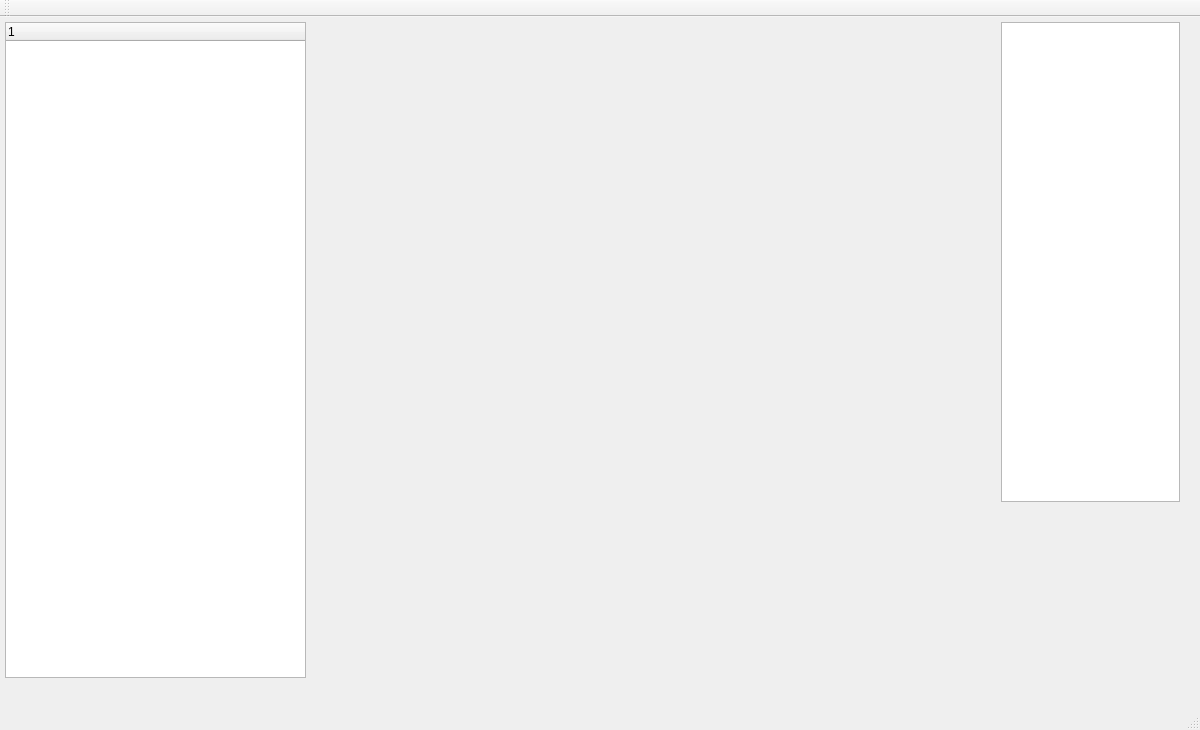
Qt form src/mainwindow.ui (VSS-SDK/VSS-Vision) before a commit.
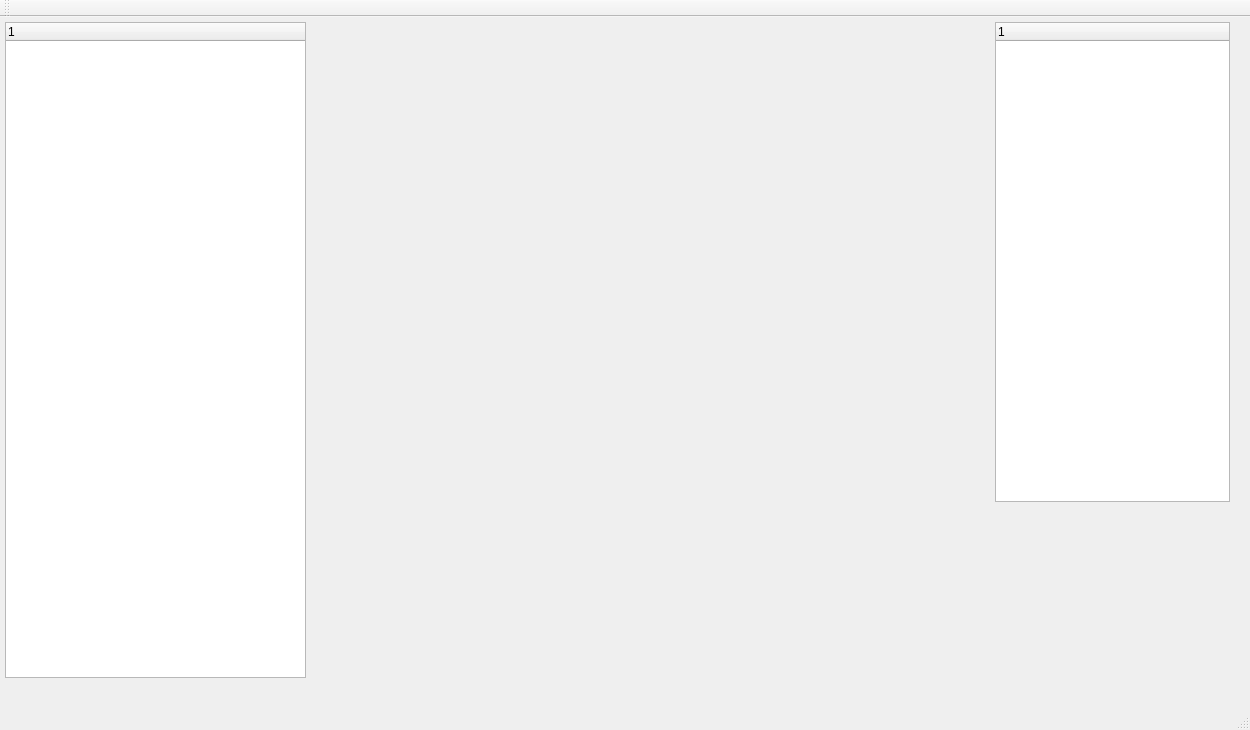
The same form after that commit.

Patch:
```diff
--- a/src/mainwindow.ui
+++ b/src/mainwindow.ui
@@ -6,19 +6,19 @@
    <rect>
     <x>0</x>
     <y>0</y>
-    <width>1200</width>
+    <width>1250</width>
     <height>730</height>
    </rect>
   </property>
   <property name="minimumSize">
    <size>
-    <width>1200</width>
+    <width>1250</width>
     <height>730</height>
    </size>
   </property>
   <property name="maximumSize">
    <size>
-    <width>1200</width>
+    <width>1260</width>
     <height>730</height>
    </size>
   </property>
@@ -254,16 +254,19 @@
      <rect>
       <x>990</x>
       <y>0</y>
-      <width>201</width>
+      <width>251</width>
       <height>486</height>
      </rect>
     </property>
     <layout class="QHBoxLayout" name="layoutList">
+     <property name="leftMargin">
+      <number>5</number>
+     </property>
      <property name="topMargin">
       <number>5</number>
      </property>
      <item>
-      <widget class="QColumnView" name="columnView">
+      <widget class="QTreeWidget" name="treeList">
        <property name="minimumSize">
         <size>
          <width>0</width>
@@ -276,6 +279,11 @@
          <height>480</height>
         </size>
        </property>
+       <column>
+        <property name="text">
+         <string notr="true">1</string>
+        </property>
+       </column>
       </widget>
      </item>
     </layout>
@@ -285,7 +293,7 @@
      <rect>
       <x>990</x>
       <y>490</y>
-      <width>201</width>
+      <width>251</width>
       <height>31</height>
      </rect>
     </property>
@@ -296,7 +304,7 @@
      <rect>
       <x>990</x>
       <y>520</y>
-      <width>201</width>
+      <width>251</width>
       <height>141</height>
      </rect>
     </property>
```
Left out of the diff: 2 changed lines with no effect on the pictures.
